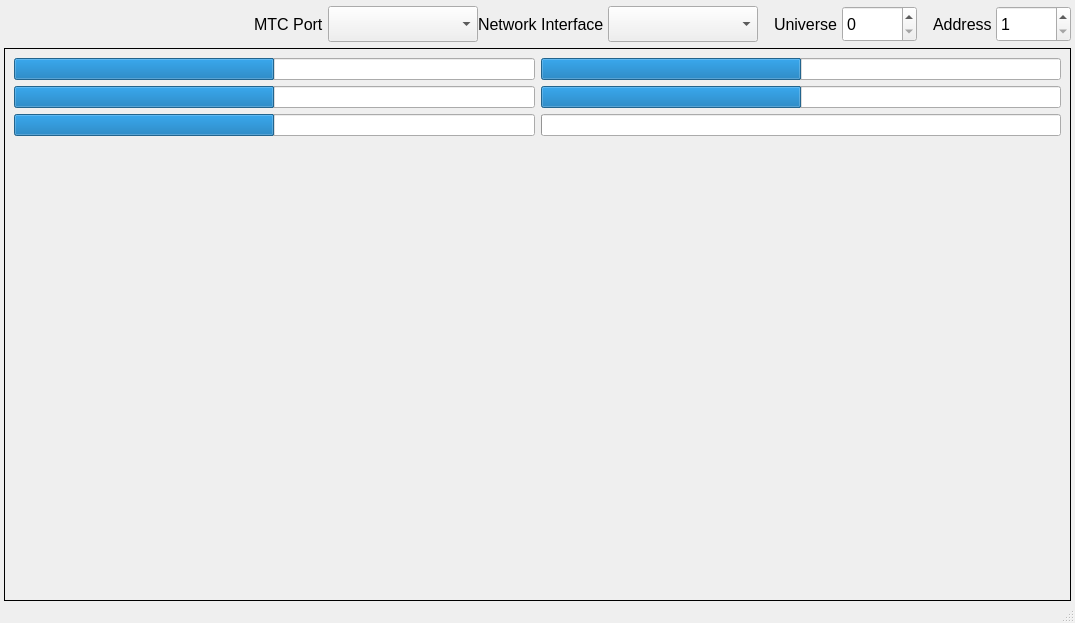
Before: the Qt Designer form TimecodeCameraController/src/UI/Windows/MainWindow/MainWindow.ui in CFXS/MTC-Camera-Controller, drawn with Qt 5.
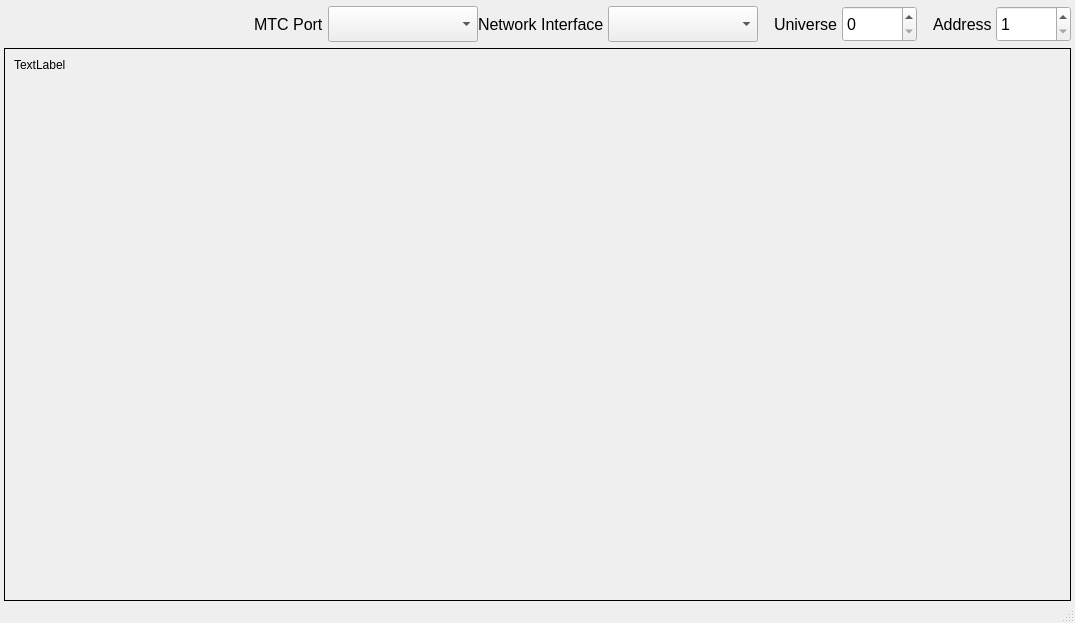
After: the same form once the commit is applied.

The edit to the form file:
```diff
--- a/TimecodeCameraController/src/UI/Windows/MainWindow/MainWindow.ui
+++ b/TimecodeCameraController/src/UI/Windows/MainWindow/MainWindow.ui
@@ -382,96 +382,15 @@
        <enum>QFrame::Plain</enum>
       </property>
       <layout class="QGridLayout" name="gridLayout_3">
-       <item row="1" column="1">
-        <widget class="QProgressBar" name="pb_Tilt">
-         <property name="maximum">
-          <number>1000</number>
-         </property>
-         <property name="value">
-          <number>500</number>
-         </property>
-         <property name="textVisible">
-          <bool>false</bool>
-         </property>
-        </widget>
-       </item>
-       <item row="0" column="1">
-        <widget class="QProgressBar" name="pb_Pan">
-         <property name="maximum">
-          <number>1000</number>
-         </property>
-         <property name="value">
-          <number>500</number>
-         </property>
-         <property name="textVisible">
-          <bool>false</bool>
-         </property>
-        </widget>
-       </item>
-       <item row="1" column="0">
-        <widget class="QProgressBar" name="pb_Y">
-         <property name="maximum">
-          <number>1000</number>
-         </property>
-         <property name="value">
-          <number>500</number>
-         </property>
-         <property name="textVisible">
-          <bool>false</bool>
-         </property>
-        </widget>
-       </item>
-       <item row="2" column="1">
-        <widget class="QProgressBar" name="pb_Unused">
-         <property name="maximum">
-          <number>1000</number>
-         </property>
-         <property name="value">
-          <number>0</number>
-         </property>
-         <property name="textVisible">
-          <bool>false</bool>
-         </property>
-        </widget>
-       </item>
-       <item row="0" column="0">
-        <widget class="QProgressBar" name="pb_X">
-         <property name="maximum">
-          <number>1000</number>
-         </property>
-         <property name="value">
-          <number>500</number>
-         </property>
-         <property name="textVisible">
-          <bool>false</bool>
-         </property>
-        </widget>
-       </item>
-       <item row="2" column="0">
-        <widget class="QProgressBar" name="pb_Z">
-         <property name="maximum">
-          <number>1000</number>
-         </property>
-         <property name="value">
-          <number>500</number>
-         </property>
-         <property name="textVisible">
-          <bool>false</bool>
-         </property>
-        </widget>
-       </item>
        <item row="3" column="0">
-        <spacer name="verticalSpacer">
-         <property name="orientation">
-          <enum>Qt::Vertical</enum>
+        <widget class="QLabel" name="camLabel">
+         <property name="text">
+          <string>TextLabel</string>
          </property>
-         <property name="sizeHint" stdset="0">
-          <size>
-           <width>20</width>
-           <height>40</height>
-          </size>
+         <property name="alignment">
+          <set>Qt::AlignLeading|Qt::AlignLeft|Qt::AlignTop</set>
          </property>
-        </spacer>
+        </widget>
        </item>
       </layout>
      </widget>
```
